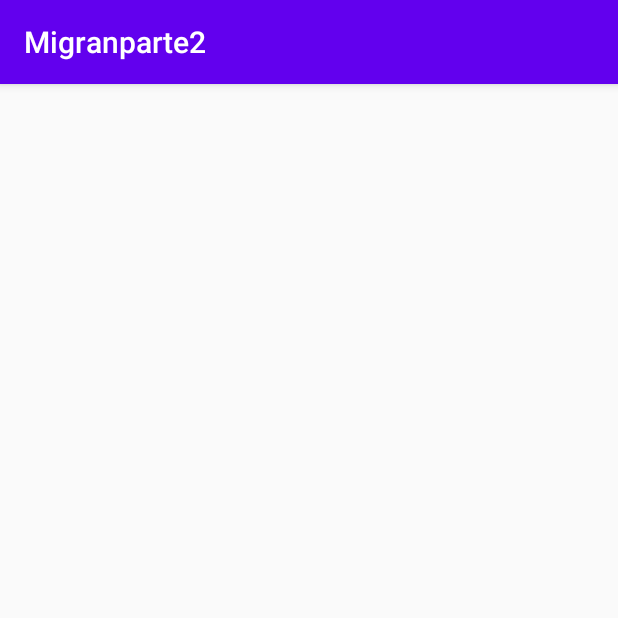
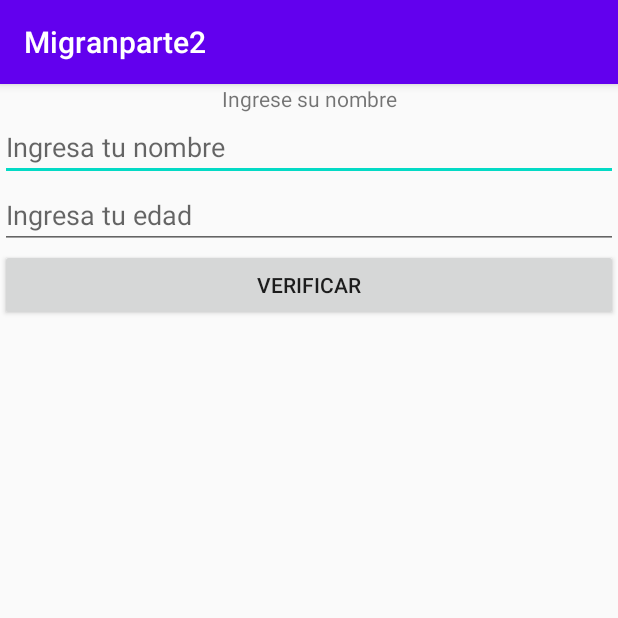
Before and after one commit to csar8a/propartApp, an Android app: the comunicacion1 screen opened directly, with no data from a screen before it, on a phone screen of 412 x 824 dp, the top half of it. Run offline under Robolectric (Android 15) with nearby library versions, the phone set to English and light mode, and no system bars.

Commit message:
create 2 communication class

```diff
--- a/app/src/main/java/com/ingwilson/migranparte2/MainActivity.java
+++ b/app/src/main/java/com/ingwilson/migranparte2/MainActivity.java
@@ -33,6 +33,10 @@ public class MainActivity extends AppCompatActivity {
             finish();
             return true;
         }
+        if (id == R.id.activity_comunicacion) {
+            startActivity(new Intent(this, comunicacion1.class));
+            return true;
+        }
         return super.onOptionsItemSelected(item);
     }
 }
--- a/app/src/main/java/com/ingwilson/migranparte2/comunicacion1.java
+++ b/app/src/main/java/com/ingwilson/migranparte2/comunicacion1.java
@@ -2,13 +2,25 @@ package com.ingwilson.migranparte2;
 
 import androidx.appcompat.app.AppCompatActivity;
 
+import android.content.Intent;
 import android.os.Bundle;
+import android.view.View;
+import android.widget.EditText;
 
 public class comunicacion1 extends AppCompatActivity {
-
+    EditText edtnombre;
+    EditText edtedad;
     @Override
     protected void onCreate(Bundle savedInstanceState) {
         super.onCreate(savedInstanceState);
         setContentView(R.layout.activity_comunicacion1);
+        edtnombre=findViewById(R.id.edtnombre);
+        edtedad=findViewById(R.id.edtedad);
+    }
+    public void Verificar(View view){
+        Intent intent = new Intent(this, comunicacion2.class);
+        intent.putExtra("nombre", edtnombre.getText().toString());
+        intent.putExtra("edad", Integer.parseInt(edtedad.getText().toString()));
+        startActivity(intent);
     }
 }
--- a/app/src/main/res/layout/activity_comunicacion1.xml
+++ b/app/src/main/res/layout/activity_comunicacion1.xml
@@ -1,9 +1,36 @@
 <?xml version="1.0" encoding="utf-8"?>
-<androidx.constraintlayout.widget.ConstraintLayout xmlns:android="http://schemas.android.com/apk/res/android"
+<LinearLayout xmlns:android="http://schemas.android.com/apk/res/android"
     xmlns:app="http://schemas.android.com/apk/res-auto"
     xmlns:tools="http://schemas.android.com/tools"
     android:layout_width="match_parent"
     android:layout_height="match_parent"
+    android:orientation="vertical"
     tools:context=".comunicacion1">
-
-</androidx.constraintlayout.widget.ConstraintLayout>
+    <TextView
+        android:layout_width="match_parent"
+        android:layout_height="wrap_content"
+        android:gravity="center_horizontal"
+        android:text="Ingrese su nombre" />
+    <EditText
+        android:id="@+id/edtnombre"
+        android:hint="Ingresa tu nombre"
+        android:layout_width="match_parent"
+        android:layout_height="wrap_content" />
+    <EditText
+        android:id="@+id/edtedad"
+        android:hint="Ingresa tu edad"
+        android:layout_width="match_parent"
+        android:layout_height="wrap_content"
+        android:inputType="number"/>
+    <Button
+        android:layout_width="match_parent"
+        android:layout_height="wrap_content"
+        android:onClick="Verificar"
+        android:text="Verificar" />
+    <TextView
+        android:id="@+id/txtvalor"
+        android:layout_width="match_parent"
+        android:layout_height="wrap_content"
+        android:gravity="center_horizontal"
+        android:text="" />
+</LinearLayout>
```
Also changed, not shown: app/src/main/java/com/ingwilson/migranparte2/comunicacion2.java (+16 -2 lines), app/src/main/res/layout/activity_comunicacion2.xml (+10 -3 lines).
